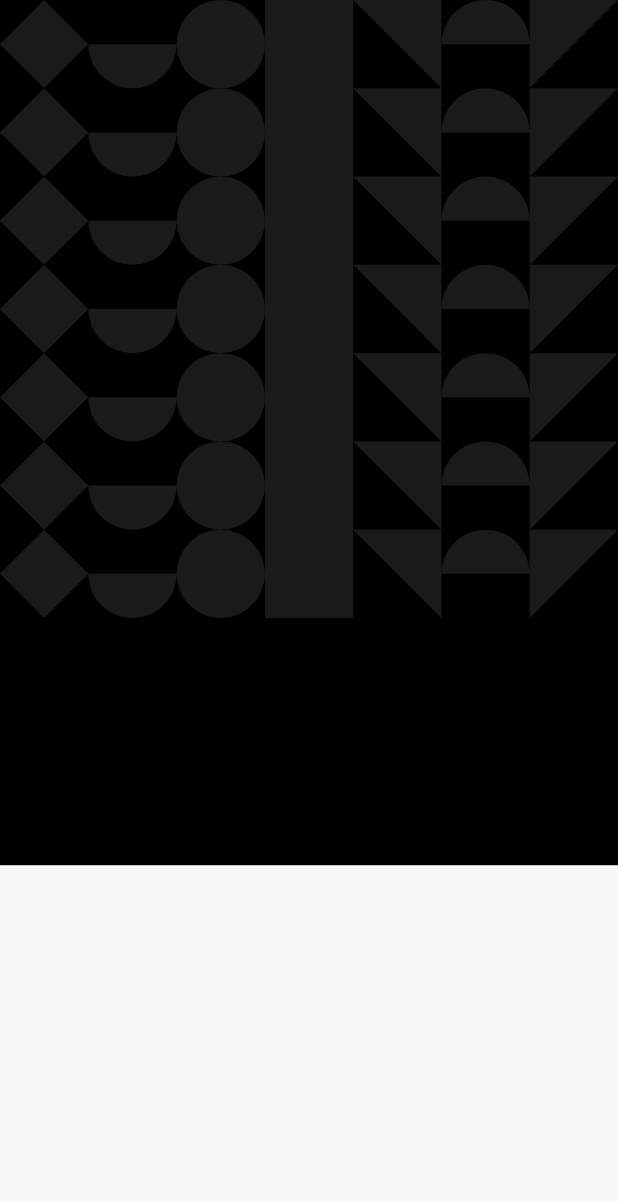
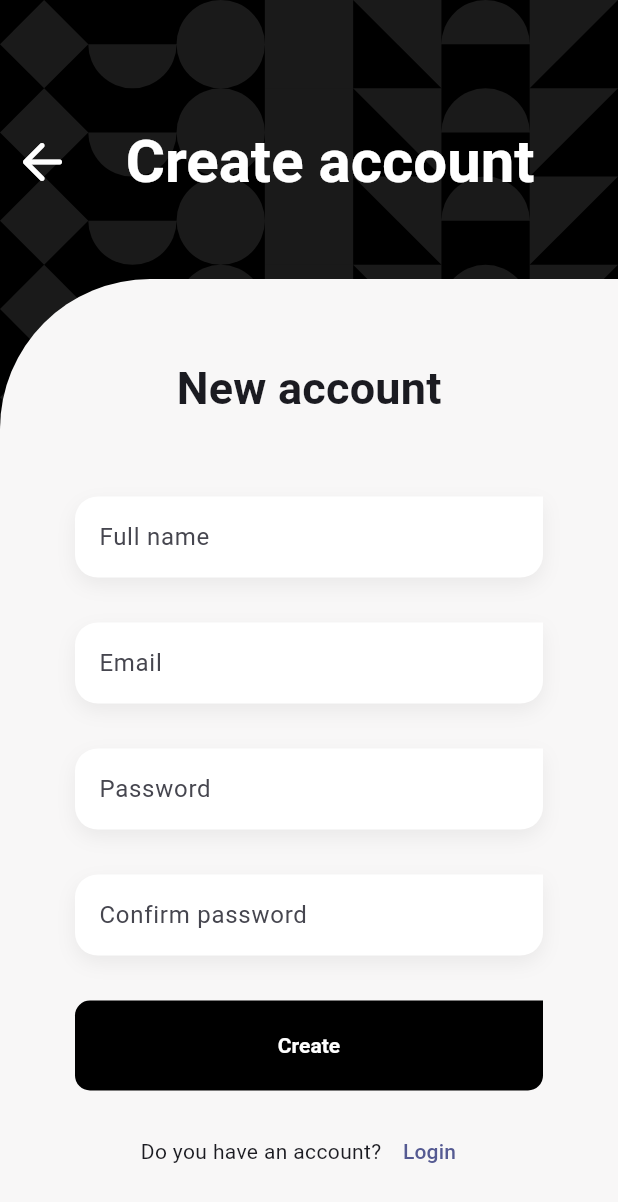
Before and after one commit to FranciscoJavierMartin/teslo-app, a Flutter app: the RegisterScreen screen opened by its route, on a phone screen of 412 x 824 dp. Shown: the top 1202 px of the screen. Run offline on Flutter 3.47's test engine with Material 2 defaults, Android fonts, the phone set to English and light mode, and no system bars; our stand-ins replace go_router, google_fonts; project files that could hold a hidden picture were left out.

Commit message:
Register

```diff
--- a/lib/config/router/app_router.dart
+++ b/lib/config/router/app_router.dart
@@ -3,7 +3,7 @@ import 'package:teslo_app/features/auth/auth.dart';
 import 'package:teslo_app/features/products/products.dart';
 
 final appRouter = GoRouter(
-  initialLocation: '/register',
+  initialLocation: '/',
   routes: [
     GoRoute(
       path: '/login',
--- a/lib/features/auth/presentation/screens/register_screen.dart
+++ b/lib/features/auth/presentation/screens/register_screen.dart
@@ -1,4 +1,5 @@
 import 'package:flutter/material.dart';
+import 'package:go_router/go_router.dart';
 import 'package:teslo_app/features/shared/shared.dart';
 
 class RegisterScreen extends StatelessWidget {
@@ -6,10 +7,117 @@ class RegisterScreen extends StatelessWidget {
 
   @override
   Widget build(BuildContext context) {
+    final size = MediaQuery.of(context).size;
+    final scaffoldBackgroundColor = Theme.of(context).scaffoldBackgroundColor;
+    final textStyles = Theme.of(context).textTheme;
+
     return GestureDetector(
       onTap: () => FocusManager.instance.primaryFocus?.unfocus(),
-      child:
-          Scaffold(body: GeometricalBackground(child: SingleChildScrollView())),
+      child: Scaffold(
+        body: GeometricalBackground(
+          child: SingleChildScrollView(
+            physics: const ClampingScrollPhysics(),
+            child: Column(
+              crossAxisAlignment: CrossAxisAlignment.center,
+              children: [
+                const SizedBox(height: 80),
+                Row(
+                  crossAxisAlignment: CrossAxisAlignment.center,
+                  children: [
+                    IconButton(
+                      onPressed: () {
+                        if (context.canPop()) {
+                          context.pop();
+                        }
+                      },
+                      icon: const Icon(
+                        Icons.arrow_back_rounded,
+                        size: 40,
+                        color: Colors.white,
+                      ),
+                    ),
+                    const Spacer(flex: 1),
+                    Text('Create account',
+                        style: textStyles.titleLarge
+                            ?.copyWith(color: Colors.white)),
+                    const Spacer(flex: 2),
+                  ],
+                ),
+                const SizedBox(height: 50),
+                Container(
+                  height: size.height - 210,
+                  width: double.infinity,
+                  decoration: BoxDecoration(
+                    color: scaffoldBackgroundColor,
+                    borderRadius:
+                        const BorderRadius.only(topLeft: Radius.circular(100)),
+                  ),
+                  child: const _RegisterForm(),
+                )
+              ],
+            ),
+          ),
+        ),
+      ),
     );
   }
 }
+
+class _RegisterForm extends StatelessWidget {
+  const _RegisterForm();
+
+  @override
+  Widget build(BuildContext context) {
+    final textStyles = Theme.of(context).textTheme;
+
+    return Padding(
+      padding: const EdgeInsets.symmetric(horizontal: 50),
+      child: Column(
+        children: [
+          const SizedBox(height: 50),
+          Text('New account', style: textStyles.titleMedium),
+          const SizedBox(height: 50),
+          const CustomTextFormField(label: 'Full name'),
+          const SizedBox(height: 30),
+          const CustomTextFormField(
+            label: 'Email',
+            keyboardType: TextInputType.emailAddress,
+          ),
+          const SizedBox(height: 30),
+          const CustomTextFormField(label: 'Password', obscureText: true),
+          const SizedBox(height: 30),
+          const CustomTextFormField(
+              label: 'Confirm password', obscureText: true),
+          const SizedBox(height: 30),
+          SizedBox(
+            width: double.infinity,
+            height: 60,
+            child: CustomFilledButton(
+              text: 'Create',
+              buttonColor: Colors.black,
+              onPressed: () {},
+            ),
+          ),
+          const Spacer(flex: 2),
+          Row(
+            mainAxisAlignment: MainAxisAlignment.center,
+            children: [
+              const Text('Do you have an account?'),
+              TextButton(
+                onPressed: () {
+                  if (context.canPop()) {
+                    context.pop();
+                  } else {
+                    context.go('/login');
+                  }
+                },
+                child: const Text('Login'),
+              )
+            ],
+          ),
+          const Spacer(flex: 1),
+        ],
+      ),
+    );
+  }
+}
```
